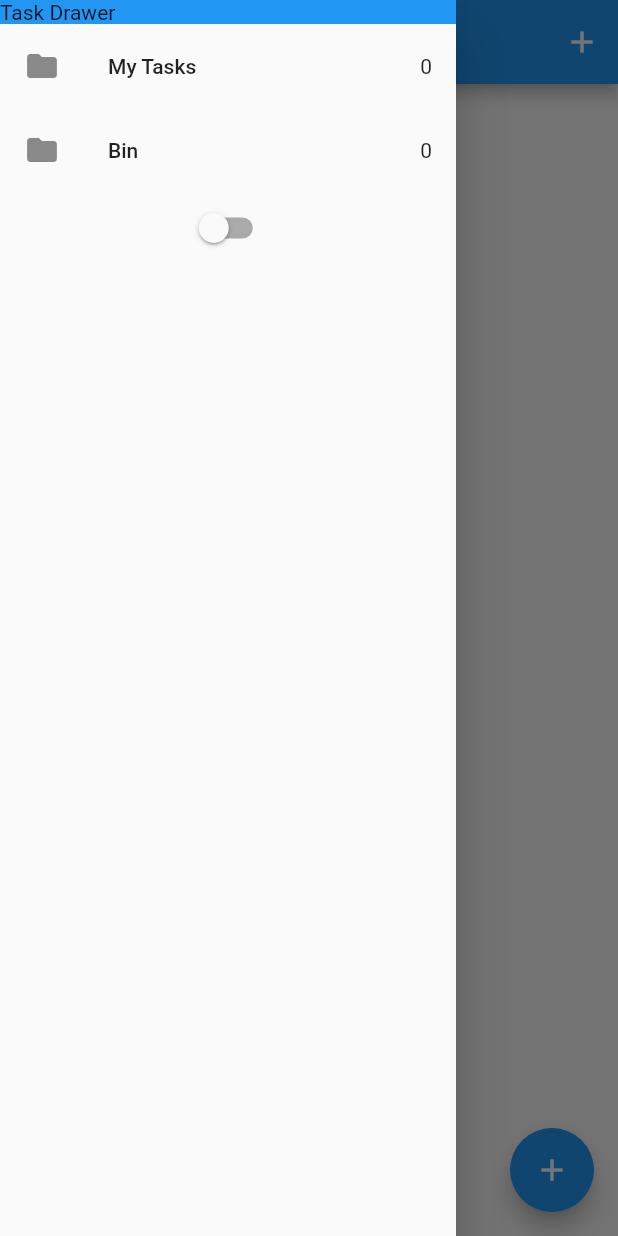
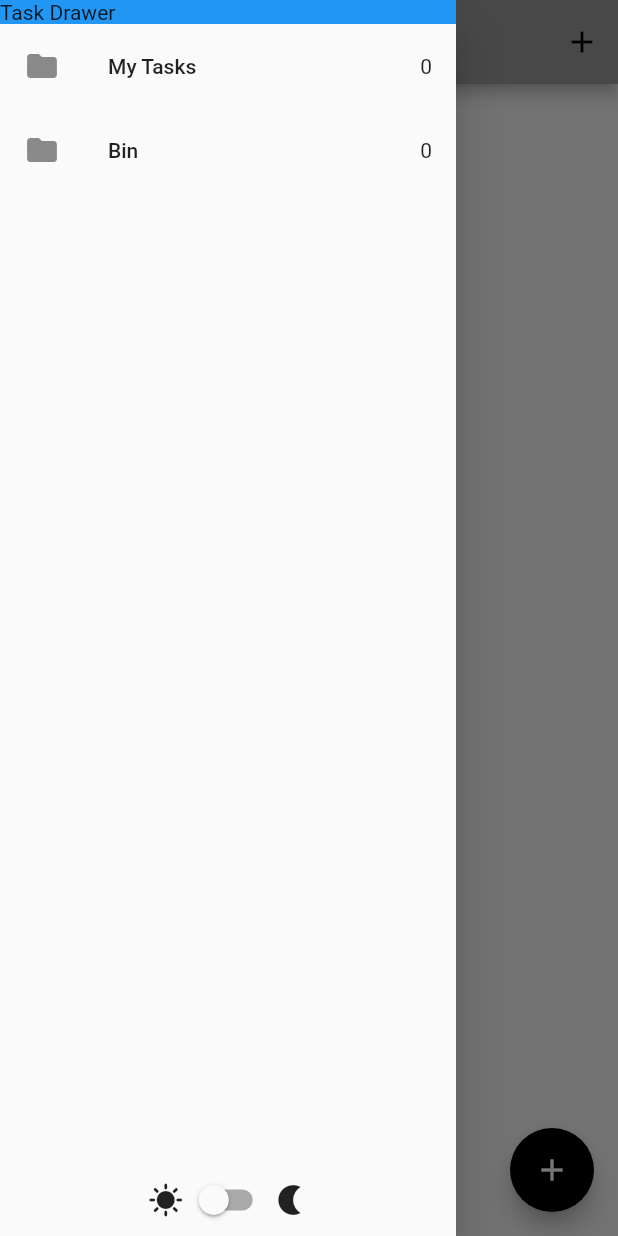
Before and after one commit to ferhatckrk/todo_app_with_BLoC, a Flutter app: the screen it shows after launch, with the side drawer open, on a phone screen of 412 x 824 dp. Run offline on Flutter 3.47's test engine with Material 2 defaults, Android fonts, the phone set to English and light mode, and no system bars; our stand-ins replace bloc, equatable, flutter_bloc, hydrated_bloc.

Commit message:
added dark theme

```diff
--- a/lib/blocs/bloc_exports.dart
+++ b/lib/blocs/bloc_exports.dart
@@ -1,3 +1,4 @@
 export './task_bloc/tasks_bloc.dart';
 export 'package:flutter_bloc/flutter_bloc.dart';
 export 'package:hydrated_bloc/hydrated_bloc.dart';
+export './switch_bloc/switch_bloc.dart';
--- /dev/null
+++ b/lib/blocs/switch_bloc/switch_bloc.dart
@@ -0,0 +1,24 @@
+import 'dart:async';
+
+import 'package:bloc/bloc.dart';
+import 'package:equatable/equatable.dart';
+
+part 'switch_event.dart';
+part 'switch_state.dart';
+
+class SwitchBloc extends Bloc<SwitchEvent, SwitchState> {
+  SwitchBloc() : super(const SwitchInitial(switchValue: false)) {
+    on<SwitchOnEvent>(_switchOnEvent);
+    on<SwitchOffEvent>(_switchOffEvent);
+  }
+
+  FutureOr<void> _switchOnEvent(
+      SwitchOnEvent event, Emitter<SwitchState> emit) {
+    emit(const SwitchState(switchValue: true));
+  }
+
+  FutureOr<void> _switchOffEvent(
+      SwitchOffEvent event, Emitter<SwitchState> emit) {
+    emit(const SwitchState(switchValue: false));
+  }
+}
--- /dev/null
+++ b/lib/blocs/switch_bloc/switch_event.dart
@@ -0,0 +1,12 @@
+part of 'switch_bloc.dart';
+
+class SwitchEvent extends Equatable {
+  const SwitchEvent();
+
+  @override
+  List<Object> get props => [];
+}
+
+class SwitchOnEvent extends SwitchEvent {}
+
+class SwitchOffEvent extends SwitchEvent {}
--- /dev/null
+++ b/lib/blocs/switch_bloc/switch_state.dart
@@ -0,0 +1,17 @@
+// ignore_for_file: public_member_api_docs, sort_constructors_first
+part of 'switch_bloc.dart';
+
+class SwitchState extends Equatable {
+  final bool switchValue;
+  const SwitchState({
+    required this.switchValue,
+  });
+
+  @override
+  List<Object> get props => [switchValue];
+}
+
+class SwitchInitial extends SwitchState {
+  const SwitchInitial({required bool switchValue})
+      : super(switchValue: switchValue);
+}
--- a/lib/main.dart
+++ b/lib/main.dart
@@ -5,6 +5,7 @@
 import 'package:todo_app_bloc/model/task.dart';
 import 'package:todo_app_bloc/screens/task_screen.dart';
 import 'package:todo_app_bloc/service/app_router.dart';
+import 'package:todo_app_bloc/service/app_theme.dart';
 import 'blocs/bloc_exports.dart';
 
 void main() async {
@@ -19,12 +20,27 @@
 
   @override
   Widget build(BuildContext context) {
-    return BlocProvider(
-      create: (context) => TasksBloc(),
-      child: MaterialApp(
-        onGenerateRoute: (settings) => AppRouter().onGenarateRoute(settings),
-        title: 'Material App',
-        home: const TaskScreen(),
+    return MultiBlocProvider(
+      providers: [
+        BlocProvider(
+          create: (context) => TasksBloc(),
+        ),
+        BlocProvider(
+          create: (context) => SwitchBloc(),
+        ),
+      ],
+      child: BlocBuilder<SwitchBloc, SwitchState>(
+        builder: (context, state) {
+          return MaterialApp(
+            theme: AppThemes.appThemeData[AppTheme.lightTheme],
+            darkTheme: AppThemes.appThemeData[AppTheme.darkTheme],
+            themeMode: state.switchValue ? ThemeMode.dark : ThemeMode.light,
+            onGenerateRoute: (settings) =>
+                AppRouter().onGenarateRoute(settings),
+            title: 'Material App',
+            home: const TaskScreen(),
+          );
+        },
       ),
     );
   }
--- a/lib/screens/my_drawer.dart
+++ b/lib/screens/my_drawer.dart
@@ -4,15 +4,9 @@
 import 'package:todo_app_bloc/screens/task_screen.dart';
 import '../blocs/bloc_exports.dart';
 
-class MyDrawer extends StatefulWidget {
+class MyDrawer extends StatelessWidget {
   const MyDrawer({super.key});
 
-  @override
-  State<MyDrawer> createState() => _MyDrawerState();
-}
-
-class _MyDrawerState extends State<MyDrawer> {
-  bool switchValue = false;
   @override
   Widget build(BuildContext context) {
     return SafeArea(
@@ -45,11 +39,25 @@
               );
             },
           ),
-          Switch(
-            value: switchValue,
-            onChanged: (value) => setState(
-              () => switchValue = value,
-            ),
+          const Spacer(),
+          BlocBuilder<SwitchBloc, SwitchState>(
+            builder: (context, state) {
+              return Row(
+                mainAxisAlignment: MainAxisAlignment.center,
+                children: [
+                  const Icon(Icons.sunny),
+                  Switch(
+                    value: state.switchValue,
+                    onChanged: (value) {
+                      value
+                          ? context.read<SwitchBloc>().add(SwitchOnEvent())
+                          : context.read<SwitchBloc>().add(SwitchOffEvent());
+                    },
+                  ),
+                  const Icon(Icons.nightlight),
+                ],
+              );
+            },
           )
         ]),
       ),
--- a/lib/screens/recycler_bin.dart
+++ b/lib/screens/recycler_bin.dart
@@ -1,7 +1,6 @@
 import 'package:flutter/material.dart';
 import 'package:todo_app_bloc/widget/task_list.dart';
 
-import '../blocs/bloc/tasks_bloc.dart';
 import '../blocs/bloc_exports.dart';
 
 class RecyclerBinScreen extends StatelessWidget {
--- /dev/null
+++ b/lib/service/app_theme.dart
@@ -0,0 +1,55 @@
+import 'package:flutter/material.dart';
+
+enum AppTheme { darkTheme, lightTheme }
+
+class AppThemes {
+  static final appThemeData = {
+    AppTheme.darkTheme: ThemeData(
+      primarySwatch: Colors.grey,
+      primaryColor: Colors.black,
+      brightness: Brightness.dark,
+      backgroundColor: const Color(0xFF212121),
+      dividerColor: Colors.black54,
+      floatingActionButtonTheme: const FloatingActionButtonThemeData(
+        backgroundColor: Colors.white,
+      ),
+      textButtonTheme: TextButtonThemeData(
+        style: ButtonStyle(
+          foregroundColor: MaterialStateProperty.all(Colors.white),
+        ),
+      ),
+      textTheme: const TextTheme(
+        subtitle1: TextStyle(color: Colors.white),
+      ),
+      bottomNavigationBarTheme: const BottomNavigationBarThemeData(
+          backgroundColor: Colors.grey, unselectedItemColor: Colors.white),
+    ),
+
+    //
+    //
+
+    AppTheme.lightTheme: ThemeData(
+      primarySwatch: Colors.grey,
+      primaryColor: Colors.white,
+      brightness: Brightness.light,
+      backgroundColor: const Color(0xFFE5E5E5),
+      dividerColor: const Color(0xff757575),
+      floatingActionButtonTheme: const FloatingActionButtonThemeData(
+        backgroundColor: Colors.black,
+        foregroundColor: Colors.white,
+      ),
+      textButtonTheme: TextButtonThemeData(
+        style: ButtonStyle(
+          foregroundColor: MaterialStateProperty.all(Colors.black),
+        ),
+      ),
+      textTheme: const TextTheme(
+        subtitle1: TextStyle(color: Colors.black),
+      ),
+      bottomNavigationBarTheme: const BottomNavigationBarThemeData(
+          backgroundColor: Colors.grey,
+          selectedItemColor: Colors.black,
+          unselectedItemColor: Colors.white),
+    ),
+  };
+}
```
